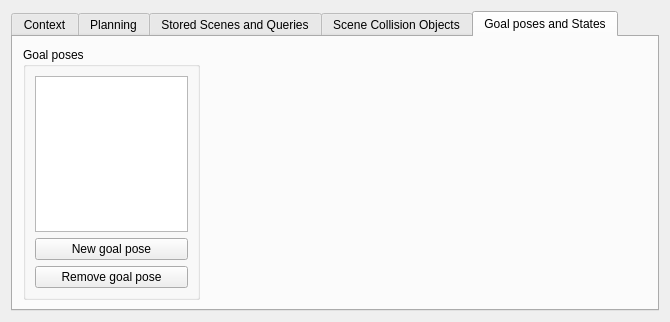
First picture: the form in moveit_ros/visualization/motion_planning_rviz_plugin/src/ui/motion_planning_rviz_plugin_frame.ui, repository moveit/moveit, before the edit.
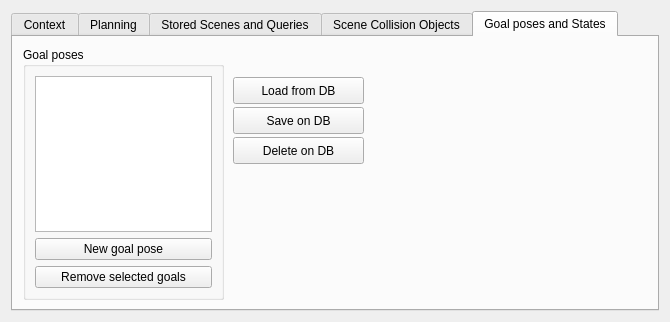
Second picture: the form after the edit.

Commit message: Multiple goal selection. Store/Load constraints into/from warehouse

Diff of the .ui file:
```diff
--- a/moveit_ros/visualization/motion_planning_rviz_plugin/src/ui/motion_planning_rviz_plugin_frame.ui
+++ b/moveit_ros/visualization/motion_planning_rviz_plugin/src/ui/motion_planning_rviz_plugin_frame.ui
@@ -886,7 +886,7 @@
         <rect>
          <x>10</x>
          <y>10</y>
-         <width>177</width>
+         <width>201</width>
          <height>253</height>
         </rect>
        </property>
@@ -914,12 +914,51 @@
         <item>
          <widget class="QPushButton" name="remove_goal_pose_button">
           <property name="text">
-           <string>Remove goal pose</string>
+           <string>Remove selected goals</string>
           </property>
          </widget>
         </item>
        </layout>
       </widget>
+      <widget class="QPushButton" name="load_constraints_button">
+       <property name="geometry">
+        <rect>
+         <x>220</x>
+         <y>40</y>
+         <width>131</width>
+         <height>27</height>
+        </rect>
+       </property>
+       <property name="text">
+        <string>Load from DB</string>
+       </property>
+      </widget>
+      <widget class="QPushButton" name="save_constraints_button">
+       <property name="geometry">
+        <rect>
+         <x>220</x>
+         <y>70</y>
+         <width>131</width>
+         <height>27</height>
+        </rect>
+       </property>
+       <property name="text">
+        <string>Save on DB</string>
+       </property>
+      </widget>
+      <widget class="QPushButton" name="delete_constraints_button">
+       <property name="geometry">
+        <rect>
+         <x>220</x>
+         <y>100</y>
+         <width>131</width>
+         <height>27</height>
+        </rect>
+       </property>
+       <property name="text">
+        <string>Delete on DB</string>
+       </property>
+      </widget>
      </widget>
     </widget>
    </item>
```
Left out of the diff: 3 changed lines with no effect on the pictures. The commit also changes 3 other files.
